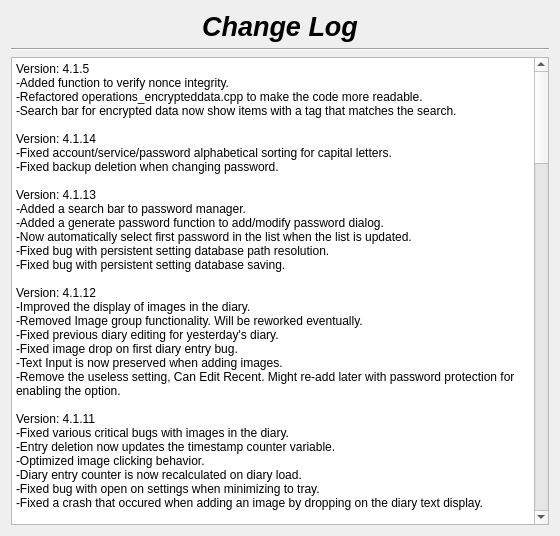
Old version of the form changelog.ui in the repository therealMaPMaKeR/MMDiary.
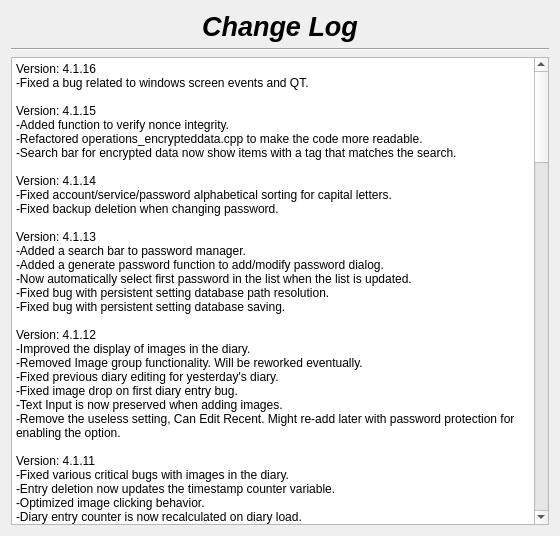
New version of the form.

What changed in the file:
```diff
--- a/changelog.ui
+++ b/changelog.ui
@@ -55,7 +55,9 @@
 li.unchecked::marker { content: &quot;\2610&quot;; }
 li.checked::marker { content: &quot;\2612&quot;; }
 &lt;/style&gt;&lt;/head&gt;&lt;body style=&quot; font-family:'Segoe UI'; font-size:9pt; font-weight:400; font-style:normal;&quot;&gt;
-&lt;p style=&quot; margin-top:0px; margin-bottom:0px; margin-left:0px; margin-right:0px; -qt-block-indent:0; text-indent:0px;&quot;&gt;Version: 4.1.5&lt;br /&gt;-Added function to verify nonce integrity.&lt;/p&gt;
+&lt;p style=&quot; margin-top:0px; margin-bottom:0px; margin-left:0px; margin-right:0px; -qt-block-indent:0; text-indent:0px;&quot;&gt;Version: 4.1.16&lt;br /&gt;-Fixed a bug related to windows screen events and QT.&lt;/p&gt;
+&lt;p style=&quot;-qt-paragraph-type:empty; margin-top:0px; margin-bottom:0px; margin-left:0px; margin-right:0px; -qt-block-indent:0; text-indent:0px;&quot;&gt;&lt;br /&gt;&lt;/p&gt;
+&lt;p style=&quot; margin-top:0px; margin-bottom:0px; margin-left:0px; margin-right:0px; -qt-block-indent:0; text-indent:0px;&quot;&gt;Version: 4.1.15&lt;br /&gt;-Added function to verify nonce integrity.&lt;/p&gt;
 &lt;p style=&quot; margin-top:0px; margin-bottom:0px; margin-left:0px; margin-right:0px; -qt-block-indent:0; text-indent:0px;&quot;&gt;-Refactored operations_encrypteddata.cpp to make the code more readable.&lt;/p&gt;
 &lt;p style=&quot; margin-top:0px; margin-bottom:0px; margin-left:0px; margin-right:0px; -qt-block-indent:0; text-indent:0px;&quot;&gt;-Search bar for encrypted data now show items with a tag that matches the search.&lt;/p&gt;
 &lt;p style=&quot;-qt-paragraph-type:empty; margin-top:0px; margin-bottom:0px; margin-left:0px; margin-right:0px; -qt-block-indent:0; text-indent:0px;&quot;&gt;&lt;br /&gt;&lt;/p&gt;
```
